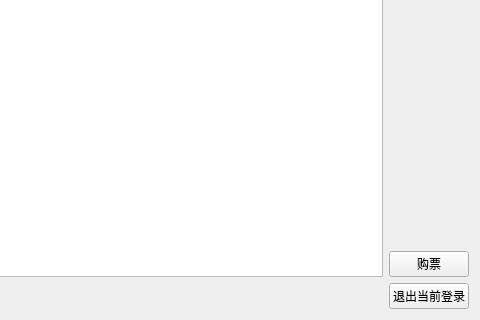
Above: inquire.ui from hustwyk/trainTicket before the change; both pictures show x 600 to 1080 and y 83 to 403 of the 1080 by 403 pixel window. Below: the same form after it.
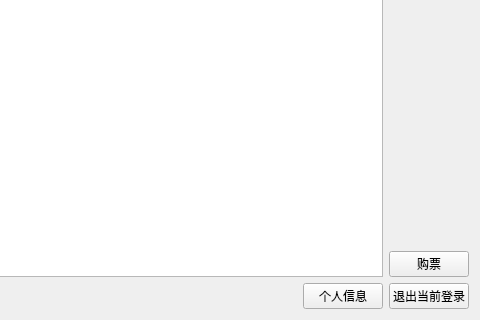
That is the form after the change.

Diff of the .ui file:
```diff
--- a/inquire.ui
+++ b/inquire.ui
@@ -141,6 +141,13 @@
          </property>
         </spacer>
        </item>
+       <item>
+        <widget class="QPushButton" name="pushButton_4">
+         <property name="text">
+          <string>个人信息</string>
+         </property>
+        </widget>
+       </item>
        <item>
         <widget class="QPushButton" name="pushButton_2">
          <property name="text">
```
